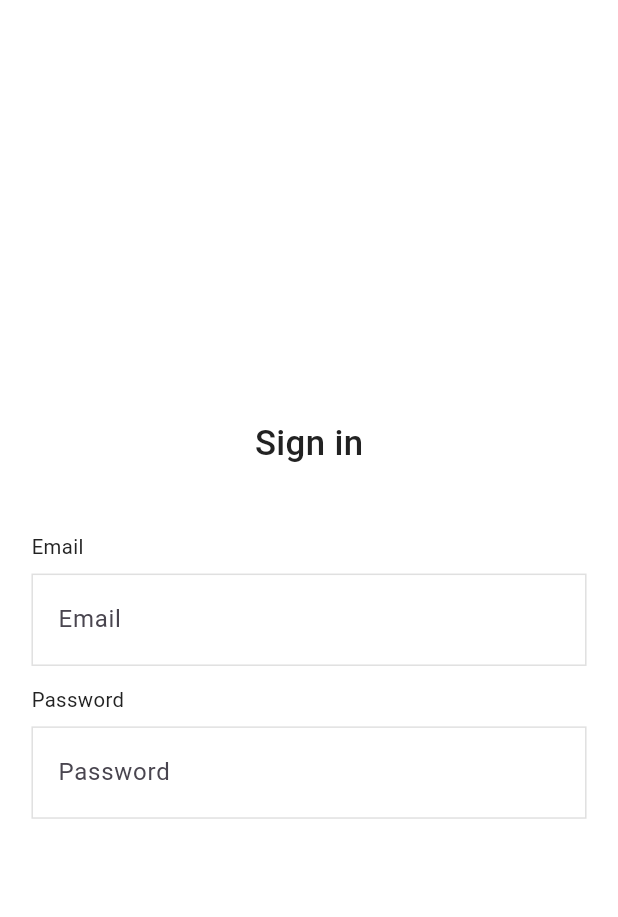
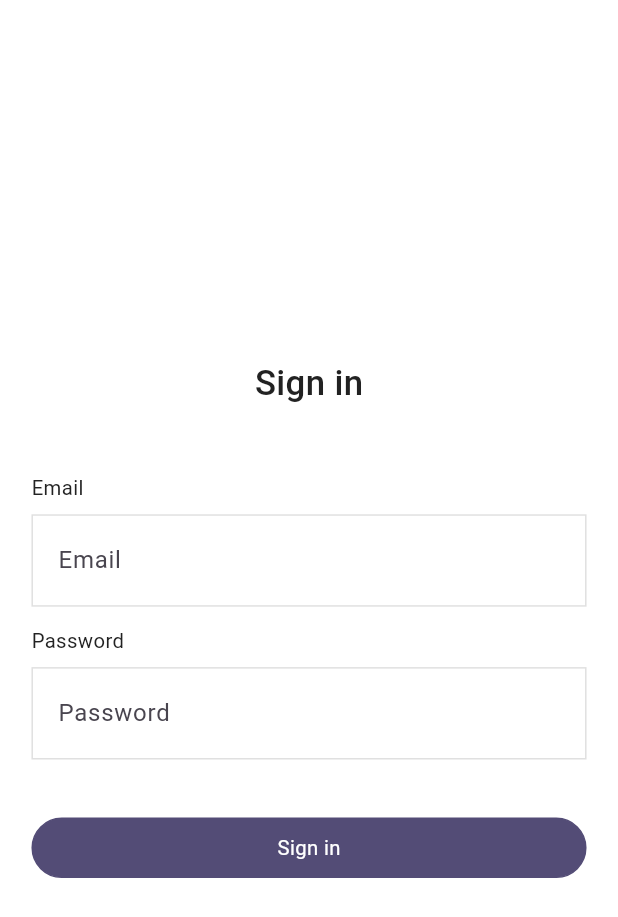
Before and after one commit to taskinnasif144/notun_bazar_ecommerce, a Flutter app: the screen it shows after launch, on a phone screen of 412 x 824 dp. Shown: the top 917 px of the screen. Run offline on Flutter 3.47's test engine with Material 3 defaults, Android fonts, the phone set to English and light mode, and no system bars; our stand-ins replace flutter_screenutil, flutter_svg, get, get_storage, google_fonts, loading_animation_widget; generated files the repository leaves out were written again.

Commit message:
feat: Add CustomButton component and spacing utility; update app colors and dependencies

```diff
--- /dev/null
+++ b/lib/Common/components/custom_button.dart
@@ -0,0 +1,71 @@
+import 'package:flutter/material.dart';
+import 'package:flutter_getx_template/core/constants/app_colors.dart';
+import 'package:flutter_getx_template/core/utils/get_color.dart';
+import 'package:flutter_getx_template/core/utils/get_text_style.dart';
+import 'package:flutter_screenutil/flutter_screenutil.dart';
+import 'package:loading_animation_widget/loading_animation_widget.dart';
+
+class CustomButton extends StatelessWidget {
+  CustomButton({
+    super.key,
+    required this.buttonTitle,
+    required this.onTap,
+    this.isRounded = true,
+    this.isFilled = true,
+    this.isRed = false,
+    this.widthFactor = 1,
+    this.isActive = true,
+    this.isLoading = false,
+  });
+
+  final VoidCallback onTap;
+  final String buttonTitle;
+  final bool isRounded;
+  final bool isFilled;
+  final bool isRed;
+  final double widthFactor;
+  final bool isActive;
+  final bool isLoading;
+
+  final GetColor color = GetColor();
+  final GetTextStyle text = GetTextStyle();
+
+  @override
+  Widget build(BuildContext context) {
+    return InkWell(
+      onTap: onTap,
+      child: FractionallySizedBox(
+        widthFactor: widthFactor,
+        child: Container(
+          padding: EdgeInsets.symmetric(vertical: 10.h),
+          decoration: BoxDecoration(
+            color: (isFilled && !isRed) ? color.getPrimary() : (isFilled && isRed) ? color.getDangerColor(): null ,
+            border: Border.all(
+              color: isRed ? color.getDangerColor() : color.getPrimary(),
+            ),
+            borderRadius: BorderRadius.circular(isRounded ? 100 : 12),
+          ),
+          child: Center(
+            child:
+                isLoading
+                    ? LoadingAnimationWidget.staggeredDotsWave(
+                      color: Colors.white,
+                      size: 22,
+                    )
+                    : Text(
+                      buttonTitle,
+                      style:text.getBody1().copyWith(
+                        color:
+                            isFilled
+                                ? Colors.white
+                                : isRed
+                                ? AppColors.dangerColor
+                                : color.getPrimary(),
+                      ),
+                    ),
+          ),
+        ),
+      ),
+    );
+  }
+}
--- a/lib/core/constants/app_colors.dart
+++ b/lib/core/constants/app_colors.dart
@@ -1,7 +1,7 @@
 import 'package:flutter/material.dart';
 
 class AppColors {
-  static Color primaryColor = Color(0xFF302c44);
+  static Color primaryColor = Color(0xFF534C76);
   static Color sucessColor = Color(0xFF16a34a);
   static Color dangerColor = Color(0xFFdc2626);
   static Color warningColor = Color(0xFFca8a04);
--- /dev/null
+++ b/lib/core/utils/spacing.dart
@@ -0,0 +1,16 @@
+import "package:flutter/material.dart";
+import "package:flutter_screenutil/flutter_screenutil.dart";
+
+
+/*
+The spacing classes here auto makes the size dynamic so do not use const
+while using these utility classes
+*/
+
+SizedBox getVerticalSpace(double height) {
+  return SizedBox(height: height.toDouble().h,);
+}
+
+SizedBox getHorizeontalSpace( double width) {
+  return SizedBox(width: width.toDouble().w,);
+}
--- a/lib/features/auth/views/sign_in_screen.dart
+++ b/lib/features/auth/views/sign_in_screen.dart
@@ -1,7 +1,9 @@
 import 'package:flutter/material.dart';
+import 'package:flutter_getx_template/Common/components/custom_button.dart';
 import 'package:flutter_getx_template/Common/components/custom_input_field.dart';
 import 'package:flutter_getx_template/core/utils/get_color.dart';
 import 'package:flutter_getx_template/core/utils/get_text_style.dart';
+import 'package:flutter_getx_template/core/utils/spacing.dart';
 import 'package:flutter_getx_template/core/wrappers/padding_wrapper.dart';
 import 'package:flutter_screenutil/flutter_screenutil.dart';
 import 'package:get/get.dart';
@@ -28,6 +30,8 @@ class SignInScreen extends StatelessWidget {
                 children: [
                    CustomInputField(controller: TextEditingController(), title: "Email", ),
                    CustomInputField(controller: TextEditingController(), title: "Password", ),
+                   getVerticalSpace(12),
+                   CustomButton(buttonTitle: "Sign in", onTap: () {})
                 ],
               ),
              )
--- a/pubspec.yaml
+++ b/pubspec.yaml
@@ -19,6 +19,7 @@ dependencies:
   get_storage: ^2.1.1
   flutter_svg: ^2.1.0
   google_fonts: ^6.2.1
+  loading_animation_widget: ^1.3.0
 
 dev_dependencies:
   flutter_test:
```
Also changed, not shown: pubspec.lock, 4 other files.
